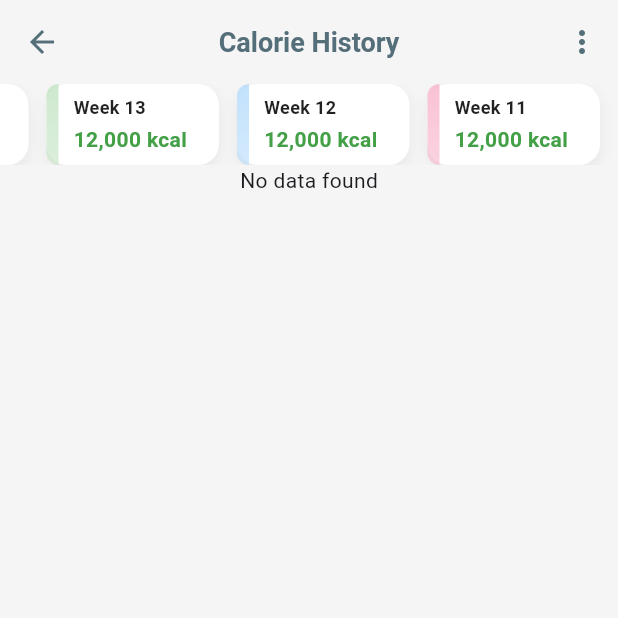
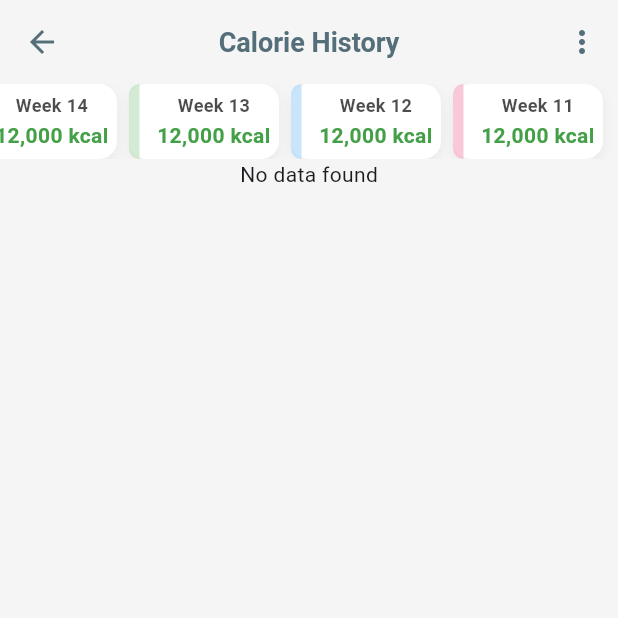
Before and after one commit to AshwaniDev101/Flutter-Calio-Firebase-Drift, a Flutter app: the CalorieHistoryPage screen opened directly, on a phone screen of 412 x 824 dp, the top half of it. Run offline on Flutter 3.47's test engine with Material 3 defaults, Android fonts, the phone set to English and light mode, and no system bars; our stand-ins replace cloud_firestore, firebase_core, logger, rxdart; accounts and stored records are empty; generated files the repository leaves out were written again.

Commit message:
refactor: redesign `WeeklyListWidget` layout and styling
- Updated the container dimensions, reducing height to 50 and width to 100 for a more compact look.
- Simplifed the left accent bar by removing the gradient in favor of a solid color with opacity.
- Centered the text content within the card and adjusted font colors and spacing.
- Adjusted border radius, shadow opacity, and animation duration for smoother visual feedback.
- Removed the unused `isPerfect` property.

```diff
--- a/lib/pages/user_history/widgets/weekly_list_widget.dart
+++ b/lib/pages/user_history/widgets/weekly_list_widget.dart
@@ -7,12 +7,10 @@ import '../../../widgets/caution_label/caution_label_widget.dart';
 class WeeklyListWidget extends StatelessWidget {
   const WeeklyListWidget({super.key});
 
-  final bool isPerfect = false;
-
   @override
   Widget build(BuildContext context) {
     return SizedBox(
-      height: 54,
+      height: 50,   // <-- MAIN HEIGHT
       child: ListView.builder(
         scrollDirection: Axis.horizontal,
         reverse: true,
@@ -22,64 +20,53 @@ class WeeklyListWidget extends StatelessWidget {
           final color = AppColors.colorPalette[index % AppColors.colorPalette.length];
 
           return Padding(
-            padding: const EdgeInsets.symmetric(horizontal: 6),
+            padding: const EdgeInsets.symmetric(horizontal: 4),
             child: AnimatedContainer(
-              duration: Duration(milliseconds: 300),
-              width: 115,
+              duration: const Duration(milliseconds: 250),
+              width: 100,  // <-- MAIN WIDTH
               decoration: BoxDecoration(
                 color: Colors.white,
-                borderRadius: BorderRadius.circular(14),
+                borderRadius: BorderRadius.circular(12),
                 boxShadow: [
                   BoxShadow(
-                    color: Colors.black.withOpacity(0.06),
-                    blurRadius: 8,
-                    offset: Offset(0, 4),
+                    color: Colors.black.withOpacity(0.05),
+                    blurRadius: 6,
+                    offset: Offset(0, 3),
                   ),
                 ],
               ),
               child: Row(
                 children: [
-                  // Left Color Pill
+                  // Left Accent Bar
                   Container(
-                    width: 8,
+                    width: 7,
                     height: double.infinity,
                     decoration: BoxDecoration(
-                      gradient: LinearGradient(
-                        begin: Alignment.topCenter,
-                        end: Alignment.bottomCenter,
-                        colors: [
-                          color.withOpacity(.9),
-                          color.withOpacity(.65),
-                        ],
-                      ),
+                      color: color.withOpacity(.80),
                       borderRadius: const BorderRadius.only(
-                        topLeft: Radius.circular(14),
-                        bottomLeft: Radius.circular(14),
+                        topLeft: Radius.circular(12),
+                        bottomLeft: Radius.circular(12),
                       ),
                     ),
                   ),
 
                   const SizedBox(width: 6),
 
-                  // Main Content
+                  // Centered Content
                   Expanded(
-                    child: Padding(
-                      padding: const EdgeInsets.symmetric(vertical: 6, horizontal: 4),
+                    child: Center(
                       child: Column(
                         mainAxisAlignment: MainAxisAlignment.center,
-                        crossAxisAlignment: CrossAxisAlignment.start,
                         children: [
                           Text(
                             "Week ${index + 11}",
                             style: TextStyle(
                               fontSize: 12,
                               fontWeight: FontWeight.w600,
-                              color: Colors.black87,
+                              color: Colors.black.withOpacity(.7),
                             ),
                           ),
-                          const SizedBox(height: 3),
-
-                          // Calorie Label
+                          const SizedBox(height: 2),
                           Text(
                             "12,000 kcal",
                             style: TextStyle(
@@ -91,7 +78,7 @@ class WeeklyListWidget extends StatelessWidget {
                         ],
                       ),
                     ),
-                  )
+                  ),
                 ],
               ),
             ),
```
